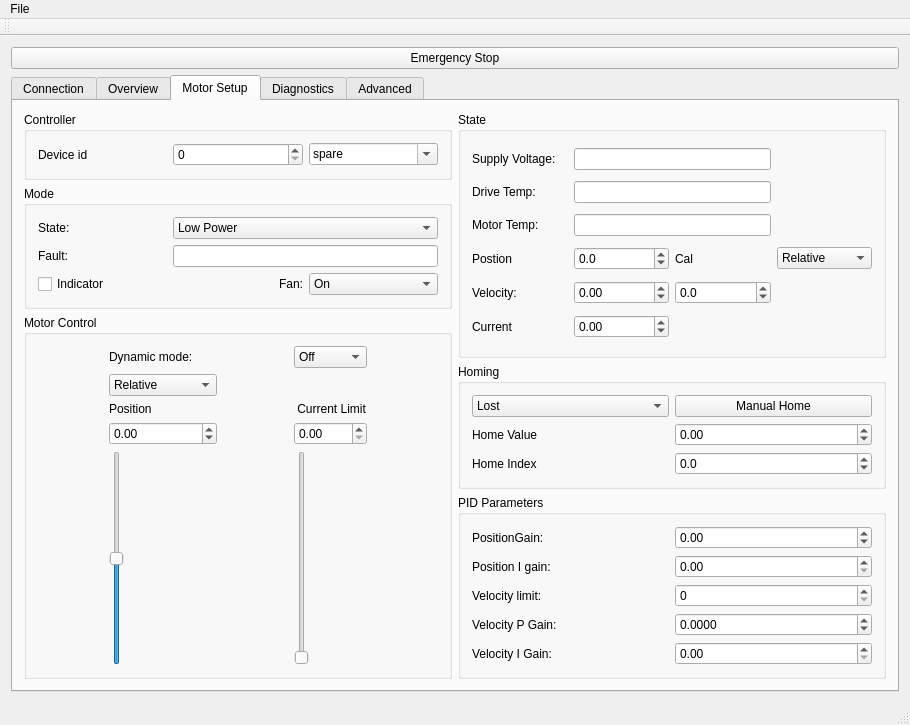
Old version of the form Bark/mainwindow.ui in the repository craftit/DogBotSoftware.
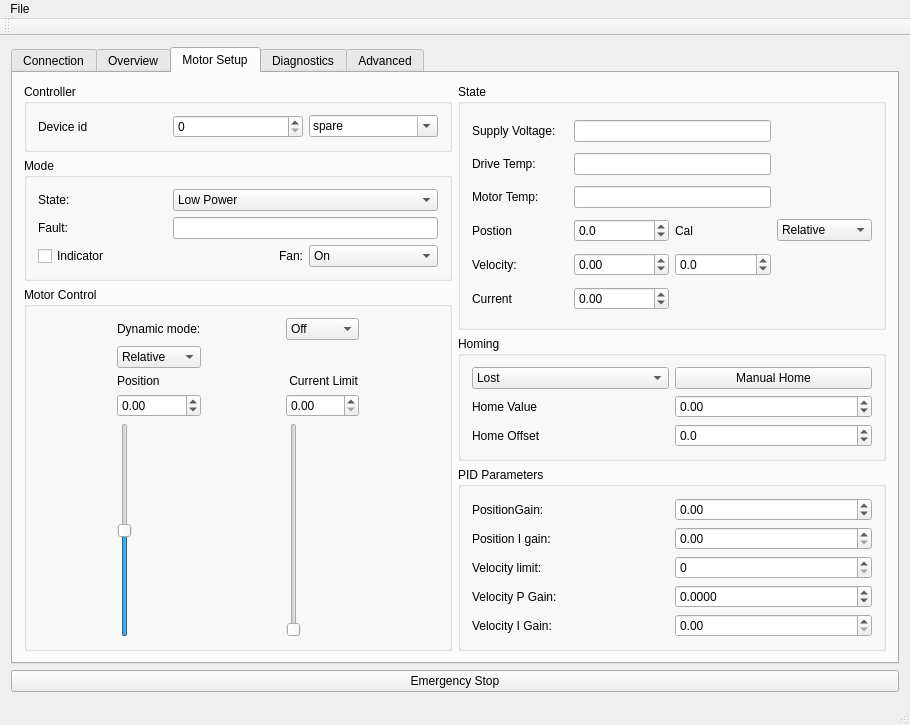
New version of the form.

Patch:
```diff
--- a/Bark/mainwindow.ui
+++ b/Bark/mainwindow.ui
@@ -15,13 +15,6 @@
   </property>
   <widget class="QWidget" name="centralWidget">
    <layout class="QVBoxLayout" name="verticalLayout">
-    <item>
-     <widget class="QPushButton" name="pushButtonEmergencyStop">
-      <property name="text">
-       <string>Emergency Stop</string>
-      </property>
-     </widget>
-    </item>
     <item>
      <widget class="QTabWidget" name="tabWidget">
       <property name="enabled">
@@ -576,16 +569,6 @@
                <string>Absolute</string>
               </property>
              </item>
-             <item>
-              <property name="text">
-               <string>RelativeOther</string>
-              </property>
-             </item>
-             <item>
-              <property name="text">
-               <string>AbsoluteOther</string>
-              </property>
-             </item>
             </widget>
            </item>
           </layout>
@@ -643,7 +626,7 @@
            <item row="3" column="0">
             <widget class="QLabel" name="label_28">
              <property name="text">
-              <string>Home Index</string>
+              <string>Home Offset</string>
              </property>
             </widget>
            </item>
@@ -1163,6 +1146,13 @@
       </widget>
      </widget>
     </item>
+    <item>
+     <widget class="QPushButton" name="pushButtonEmergencyStop">
+      <property name="text">
+       <string>Emergency Stop</string>
+      </property>
+     </widget>
+    </item>
    </layout>
   </widget>
   <widget class="QMenuBar" name="menuBar">
```
